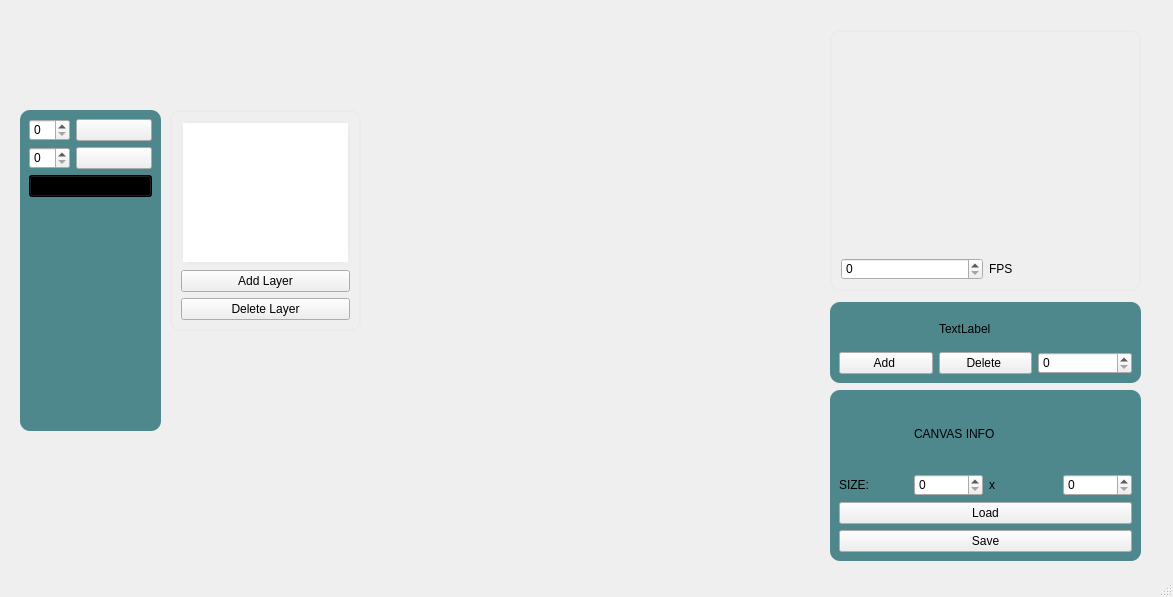
Old version of the form mainwindow.ui in the repository CatherineBao/color-alchemy.
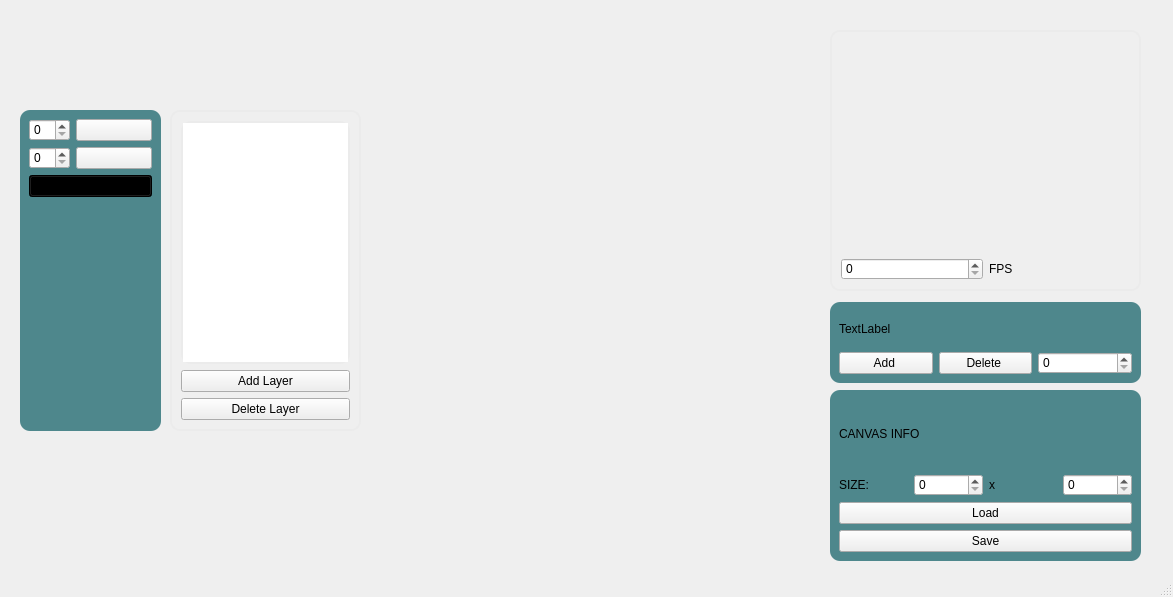
New version of the form. Icons and pictures are not drawn. Custom widgets are drawn as their Qt base class.

Commit message: fixing label css

Patch:
```diff
--- a/mainwindow.ui
+++ b/mainwindow.ui
@@ -113,7 +113,7 @@
       <x>170</x>
       <y>110</y>
       <width>191</width>
-      <height>221</height>
+      <height>321</height>
      </rect>
     </property>
     <property name="styleSheet">
@@ -175,7 +175,7 @@
        </property>
       </widget>
      </item>
-     <item row="0" column="2">
+     <item row="0" column="1" colspan="3">
       <widget class="QLabel" name="frameCountLabel">
        <property name="text">
         <string>TextLabel</string>
@@ -362,7 +362,7 @@
        </property>
       </widget>
      </item>
-     <item row="1" column="1" colspan="2">
+     <item row="1" column="0" colspan="4">
       <widget class="QLabel" name="canvasInfoLabel">
        <property name="styleSheet">
         <string notr="true">QFrame {
```
Left out of the diff: 4 changed lines with no effect on the pictures.
